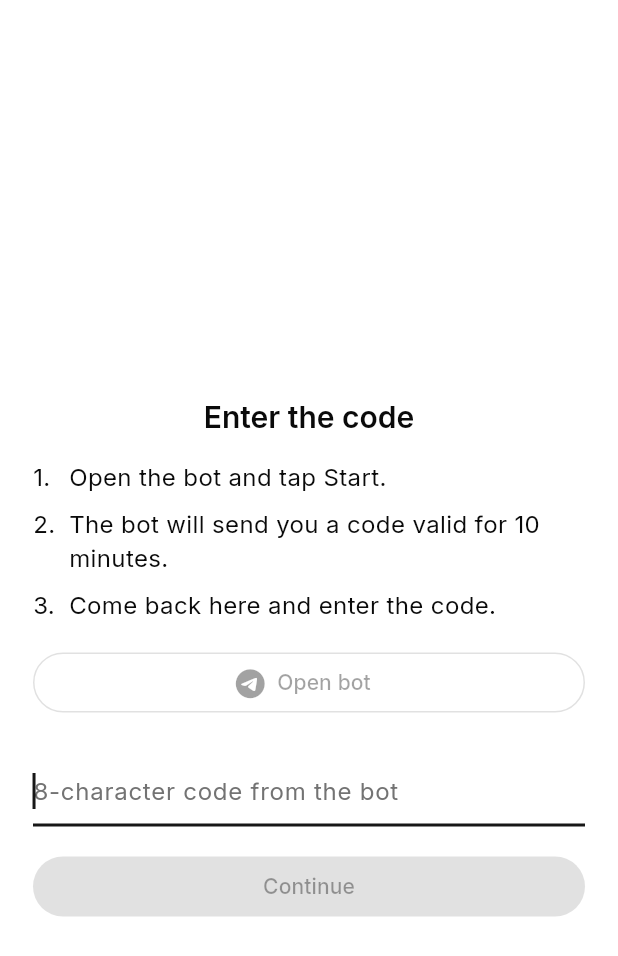
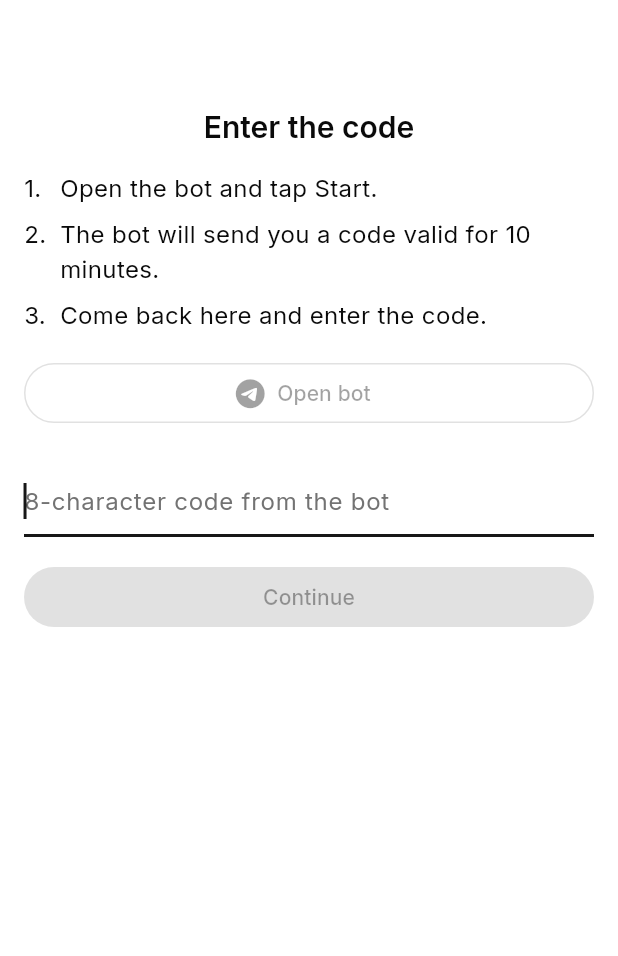
Before and after one commit to mentorix-app/mobile, a Flutter app: the TelegramCodeScreen screen opened by its route, on a phone screen of 412 x 824 dp. Shown: the top 956 px of the screen. Run offline on Flutter 3.47's test engine with Material 3 defaults, Android fonts, the phone set to English and light mode, and no system bars; our stand-ins replace dio, equatable, flutter_bloc, flutter_secure_storage, flutter_svg, font_awesome_flutter and 6 more; accounts and stored records are empty.

Commit message:
fix(ui): экраны входа, кода Telegram и приглашения не «прыгают»
При нажатии на кнопку входа приложение переходило в состояние загрузки, и
индикатор добавлялся в центрированную колонку: всё сдвигалось на 10 pt ровно в
тот момент, когда поверх открывалось окно Google или Apple, а при его закрытии
прыгало обратно.

Вход: место под индикатор есть всегда. Ввод кода и приглашение: раскладка
прижата к верху вместо центра, индикатор и сообщение о потраченном коде лежат
ниже поля и кнопок — клавиатура, загрузка и сообщения не двигают то, во что
целится палец.

Тесты (layout_stability_test): положение кнопок, поля и заголовка до и после
нажатия, ошибки, появления клавиатуры и исчезновения сообщения при вводе. С
прежним поведением тест на входе падает: кнопка смещается на 10 pt.

Co-Authored-By: Claude Sonnet 5.5 <noreply@anthropic.com>

```diff
--- a/lib/features/auth/presentation/screens/telegram_code_screen.dart
+++ b/lib/features/auth/presentation/screens/telegram_code_screen.dart
@@ -18,6 +18,10 @@ import 'package:mentorix_app/l10n/generated/app_localizations.dart';
 ///
 /// Код одноразовый: после ответа сервера на него (кроме 429 и 401) поле
 /// очищается и показывается подсказка получить новый код в боте.
+///
+/// Раскладка прижата к верху, а не центрирована, и всё динамическое
+/// (индикатор, сообщение об ошибке) лежит **ниже** поля и кнопок: клавиатура,
+/// загрузка и сообщения не двигают то, во что целится палец.
 class TelegramCodeScreen extends StatefulWidget {
   const TelegramCodeScreen({super.key});
 
@@ -60,37 +64,19 @@ class _TelegramCodeScreenState extends State<TelegramCodeScreen> {
         return Scaffold(
           appBar: AppBar(),
           body: SafeArea(
-            child: Center(
             child: SingleChildScrollView(
+              padding: const EdgeInsets.all(AppSpacing.lg),
+              child: Align(
+                alignment: Alignment.topCenter,
                 child: ConstrainedBox(
                   constraints: const BoxConstraints(maxWidth: 400),
-                  child: Padding(
-                    padding: const EdgeInsets.all(AppSpacing.lg),
                   child: Column(
-                      mainAxisSize: MainAxisSize.min,
                     crossAxisAlignment: CrossAxisAlignment.stretch,
                     children: [
                       Text(
                         l10n.telegramCodeTitle,
                         textAlign: TextAlign.center,
                         style: textTheme.headlineMedium,
-                        ),
-                        if (spentFailure != null)
-                          // Пока поле пустое: как только вводят новый код,
-                          // сообщение про старый уже не нужно.
-                          ValueListenableBuilder<TextEditingValue>(
-                            valueListenable: _controller,
-                            builder: (context, value, _) =>
-                                value.text.isEmpty
-                                ? Padding(
-                                    padding: const EdgeInsets.only(
-                                      top: AppSpacing.lg,
-                                    ),
-                                    child: TelegramCodeSpentNotice(
-                                      failure: spentFailure,
-                                    ),
-                                  )
-                                : const SizedBox.shrink(),
                       ),
                       const SizedBox(height: AppSpacing.lg),
                       const TelegramLinkSteps(),
@@ -128,12 +114,32 @@ class _TelegramCodeScreenState extends State<TelegramCodeScreen> {
                           child: Text(l10n.continueAction),
                         ),
                       ),
-                        if (busy) ...[
+                      // Место под индикатор есть всегда, иначе загрузка
+                      // сдвигала бы всё, что ниже.
                       const SizedBox(height: AppSpacing.lg),
-                          const LinearProgressIndicator(),
+                      SizedBox(
+                        height: AppSpacing.xs,
+                        child: busy ? const LinearProgressIndicator() : null,
+                      ),
+                      if (spentFailure != null)
+                        // Только пока поле пустое: когда вводят новый код,
+                        // сообщение про старый не нужно. Оно в самом низу,
+                        // поэтому его появление и исчезновение ничего выше
+                        // не двигает.
+                        ValueListenableBuilder<TextEditingValue>(
+                          valueListenable: _controller,
+                          builder: (context, value, _) => value.text.isEmpty
+                              ? Padding(
+                                  padding: const EdgeInsets.only(
+                                    top: AppSpacing.lg,
+                                  ),
+                                  child: TelegramCodeSpentNotice(
+                                    failure: spentFailure,
+                                  ),
+                                )
+                              : const SizedBox.shrink(),
+                        ),
                     ],
-                      ],
-                    ),
                   ),
                 ),
               ),
```
Also changed, not shown: lib/features/auth/presentation/screens/invite_screen.dart (+21 -10 lines), lib/features/auth/presentation/screens/login_screen.dart (+7 -34 lines), 2 other files. Lines whose indentation alone changed are shown as unchanged.
